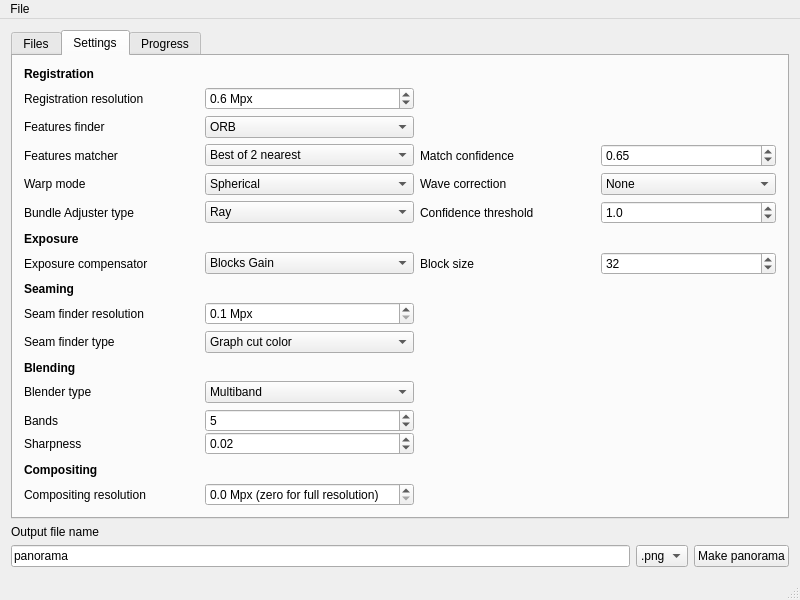
qchateau/AutoPanorama, file mainwindow.ui: the form before one commit.
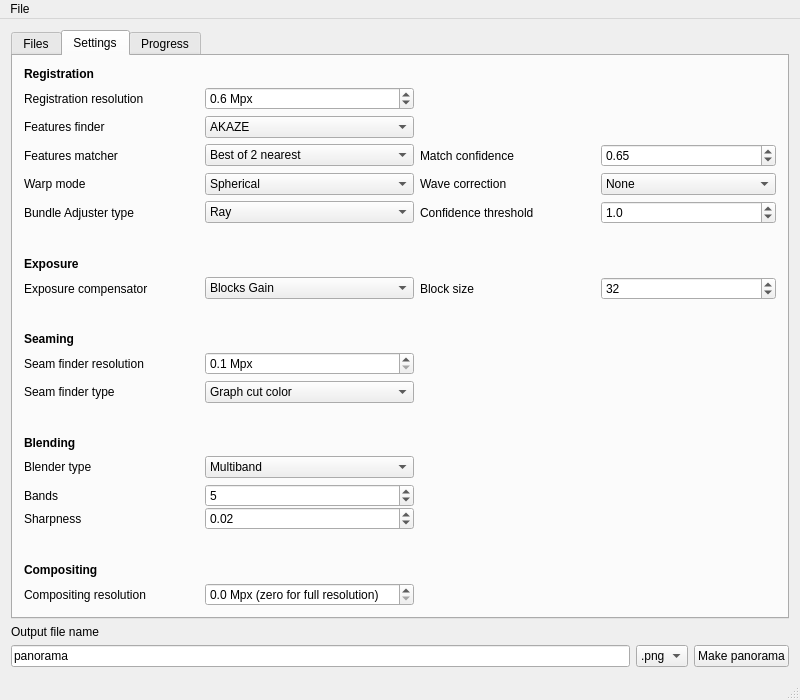
The form after the commit.

Commit message: Added AKAZE features

```diff
--- a/mainwindow.ui
+++ b/mainwindow.ui
@@ -7,7 +7,7 @@
     <x>0</x>
     <y>0</y>
     <width>800</width>
-    <height>600</height>
+    <height>700</height>
    </rect>
   </property>
   <property name="windowTitle">
@@ -163,6 +163,11 @@
           <property name="enabled">
            <bool>true</bool>
           </property>
+          <item>
+           <property name="text">
+            <string>AKAZE</string>
+           </property>
+          </item>
           <item>
            <property name="text">
             <string>ORB</string>
```
Left out of the diff: 6 changed lines with no effect on the pictures. The commit also changes 5 other files.
